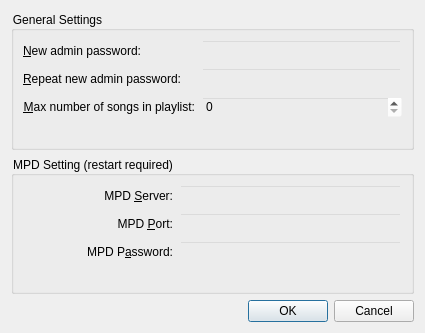
First picture: the form in settingsDialog.ui, repository thomaslundgaard/Pimp, before the edit.
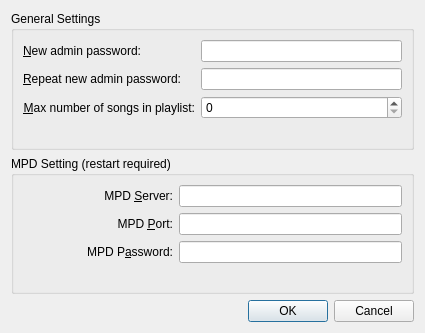
Second picture: the form after the edit.

Commit message: moved all ui config (color, fonts, etc) to external stylesheet

Diff of the .ui file:
```diff
--- a/settingsDialog.ui
+++ b/settingsDialog.ui
@@ -16,9 +16,6 @@
   <layout class="QVBoxLayout" name="verticalLayout">
    <item>
     <widget class="QGroupBox" name="groupBox_2">
-     <property name="styleSheet">
-      <string notr="true">background-color: rgba(255, 255, 255, 0);</string>
-     </property>
      <property name="title">
       <string>General Settings</string>
      </property>
@@ -76,9 +73,6 @@
         </item>
         <item row="2" column="0">
          <widget class="QLabel" name="label">
-          <property name="styleSheet">
-           <string notr="true">background-color: rgba(255, 255, 255, 0);</string>
-          </property>
           <property name="text">
            <string>&amp;Max number of songs in playlist:</string>
           </property>
@@ -100,9 +94,6 @@
    </item>
    <item>
     <widget class="QGroupBox" name="groupBox">
-     <property name="styleSheet">
-      <string notr="true">background-color: rgba(255, 255, 255, 0);</string>
-     </property>
      <property name="title">
       <string>MPD Setting (restart required)</string>
      </property>
```
Left out of the diff: 15 changed lines with no effect on the pictures. The commit also changes 5 other files.
